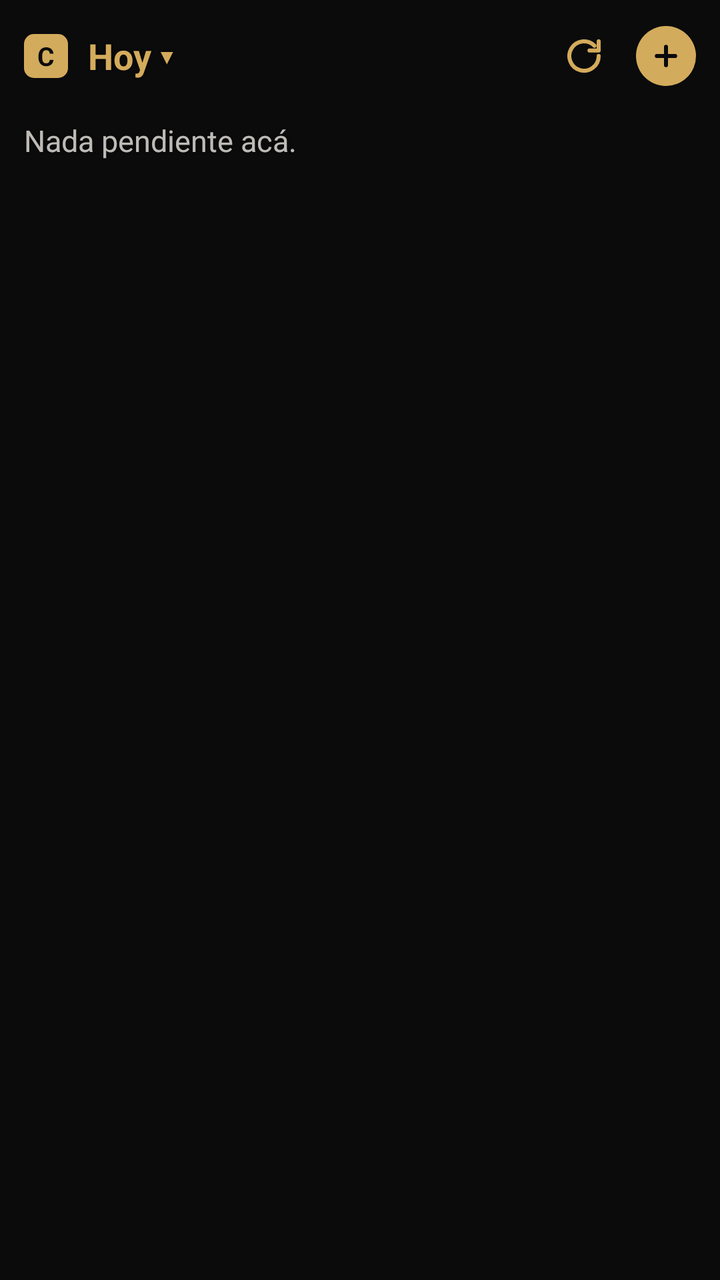
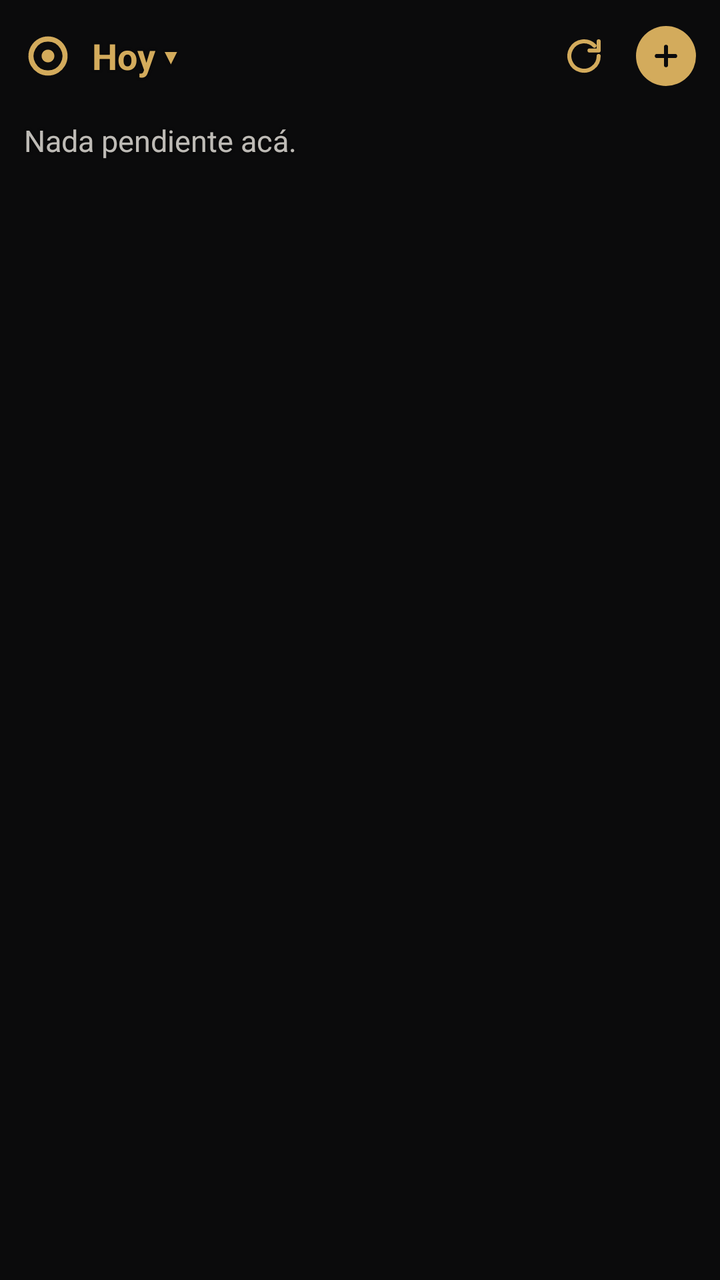

Two renders of the same Android screen: before a commit and after it. Below are the layout's source before the change and the commit's diff.
<!-- AndroidManifest.xml: application theme Tema -->
<!-- res/layout/widget_tareas.xml -->
<?xml version="1.0" encoding="utf-8"?>
<LinearLayout xmlns:android="http://schemas.android.com/apk/res/android"
    android:layout_width="match_parent" android:layout_height="match_parent"
    android:orientation="vertical" android:paddingStart="12dp" android:paddingEnd="12dp" android:paddingTop="8dp">

    <LinearLayout android:layout_width="match_parent" android:layout_height="40dp"
        android:orientation="horizontal" android:gravity="center_vertical">
        <TextView android:id="@+id/w_logo" android:layout_width="22dp" android:layout_height="22dp"
            android:background="@drawable/fondo_logo" android:gravity="center" android:text="C"
            android:textColor="@color/papel" android:textStyle="bold" android:textSize="13sp" />
        <TextView android:id="@+id/w_lista" android:layout_width="0dp" android:layout_height="match_parent" android:layout_weight="1"
            android:paddingStart="10dp" android:gravity="center_vertical" android:text="Hoy ▾"
            android:textColor="@color/laton" android:textSize="18sp" android:textStyle="bold"
            android:shadowColor="#99000000" android:shadowRadius="3" />
        <ImageView android:id="@+id/w_actualizar" android:layout_width="36dp" android:layout_height="36dp"
            android:padding="7dp" android:src="@drawable/ic_actualizar" android:contentDescription="Actualizar" />
        <ImageView android:id="@+id/w_mas" android:layout_width="30dp" android:layout_height="30dp"
            android:layout_marginStart="8dp" android:padding="4dp" android:background="@drawable/fondo_mas"
            android:src="@drawable/ic_mas" android:contentDescription="Nueva tarea" />
    </LinearLayout>

    <FrameLayout android:layout_width="match_parent" android:layout_height="0dp" android:layout_weight="1">
        <ListView android:id="@+id/w_tareas" android:layout_width="match_parent" android:layout_height="match_parent"
            android:divider="@null" android:dividerHeight="0dp" android:scrollbars="none" />
        <TextView android:id="@+id/w_vacio" android:layout_width="match_parent" android:layout_height="wrap_content"
            android:paddingTop="12dp" android:text="Nada pendiente acá."
            android:textColor="#CCECE9E2" android:textSize="15sp" android:shadowColor="#99000000" android:shadowRadius="3" />
    </FrameLayout>
</LinearLayout>
<!-- resources referenced by this layout -->
<resources>
  <color name="laton">#D3AB5C</color>
  <color name="papel">#0B0B0C</color>
  <!-- drawable fondo_logo (drawable) -->
  <?xml version="1.0" encoding="utf-8"?>
  <shape xmlns:android="http://schemas.android.com/apk/res/android" android:shape="rectangle">
      <solid android:color="@color/laton" />
      <corners android:radius="5dp" />
  </shape>
  <!-- drawable fondo_mas (drawable) -->
  <?xml version="1.0" encoding="utf-8"?>
  <shape xmlns:android="http://schemas.android.com/apk/res/android" android:shape="oval">
      <solid android:color="@color/laton" />
  </shape>
  <!-- drawable ic_actualizar (drawable) -->
  <?xml version="1.0" encoding="utf-8"?>
  <vector xmlns:android="http://schemas.android.com/apk/res/android" android:width="24dp" android:height="24dp" android:viewportWidth="24" android:viewportHeight="24">
      <path android:pathData="M20,12A8,8 0,1 1,17.7 6.4M20,4L20,9L15,9" android:strokeColor="#FFD3AB5C" android:strokeWidth="2.2" android:strokeLineCap="round" android:strokeLineJoin="round" android:fillColor="#00000000" />
  </vector>
  <!-- drawable ic_mas (drawable) -->
  <?xml version="1.0" encoding="utf-8"?>
  <vector xmlns:android="http://schemas.android.com/apk/res/android" android:width="24dp" android:height="24dp" android:viewportWidth="24" android:viewportHeight="24">
      <path android:pathData="M12,7L12,17M7,12L17,12" android:strokeColor="#FF0B0B0C" android:strokeWidth="2.2" android:strokeLineCap="round" android:strokeLineJoin="round" android:fillColor="#00000000" />
  </vector>
  <style name="Tema" parent="android:Theme.Material.NoActionBar">
          <item name="android:windowBackground">@color/papel</item>
          <item name="android:colorBackground">@color/papel</item>
          <item name="android:statusBarColor">@color/papel</item>
          <item name="android:navigationBarColor">@color/papel</item>
      </style>
</resources>

<!-- the commit's change to res/layout/widget_tareas.xml (unified diff, before → after) -->
@@ -5,9 +5,8 @@
 
     <LinearLayout android:layout_width="match_parent" android:layout_height="40dp"
         android:orientation="horizontal" android:gravity="center_vertical">
-        <TextView android:id="@+id/w_logo" android:layout_width="22dp" android:layout_height="22dp"
-            android:background="@drawable/fondo_logo" android:gravity="center" android:text="C"
-            android:textColor="@color/papel" android:textStyle="bold" android:textSize="13sp" />
+        <ImageView android:id="@+id/w_logo" android:layout_width="24dp" android:layout_height="24dp"
+            android:src="@drawable/ic_logo" android:contentDescription="Abrir Tareas" />
         <TextView android:id="@+id/w_lista" android:layout_width="0dp" android:layout_height="match_parent" android:layout_weight="1"
             android:paddingStart="10dp" android:gravity="center_vertical" android:text="Hoy ▾"
             android:textColor="@color/laton" android:textSize="18sp" android:textStyle="bold"
<!-- resource entries referenced after the edit -->
@@ -2,12 +2,6 @@
 <resources>
   <color name="laton">#D3AB5C</color>
   <color name="papel">#0B0B0C</color>
-  <!-- drawable fondo_logo (drawable) -->
-  <?xml version="1.0" encoding="utf-8"?>
-  <shape xmlns:android="http://schemas.android.com/apk/res/android" android:shape="rectangle">
-      <solid android:color="@color/laton" />
-      <corners android:radius="5dp" />
-  </shape>
   <!-- drawable fondo_mas (drawable) -->
   <?xml version="1.0" encoding="utf-8"?>
   <shape xmlns:android="http://schemas.android.com/apk/res/android" android:shape="oval">
@@ -17,6 +11,12 @@
   <?xml version="1.0" encoding="utf-8"?>
   <vector xmlns:android="http://schemas.android.com/apk/res/android" android:width="24dp" android:height="24dp" android:viewportWidth="24" android:viewportHeight="24">
       <path android:pathData="M20,12A8,8 0,1 1,17.7 6.4M20,4L20,9L15,9" android:strokeColor="#FFD3AB5C" android:strokeWidth="2.2" android:strokeLineCap="round" android:strokeLineJoin="round" android:fillColor="#00000000" />
+  </vector>
+  <!-- drawable ic_logo (drawable) -->
+  <?xml version="1.0" encoding="utf-8"?>
+  <vector xmlns:android="http://schemas.android.com/apk/res/android" android:width="24dp" android:height="24dp" android:viewportWidth="24" android:viewportHeight="24">
+      <path android:pathData="M12,3.5A8.5,8.5 0,1 1,11.99 3.5" android:strokeColor="#FFD3AB5C" android:strokeWidth="2.6" android:fillColor="#00000000" />
+      <path android:pathData="M12,8.8A3.2,3.2 0,1 1,11.99 8.8Z" android:fillColor="#FFD3AB5C" />
   </vector>
   <!-- drawable ic_mas (drawable) -->
   <?xml version="1.0" encoding="utf-8"?>
